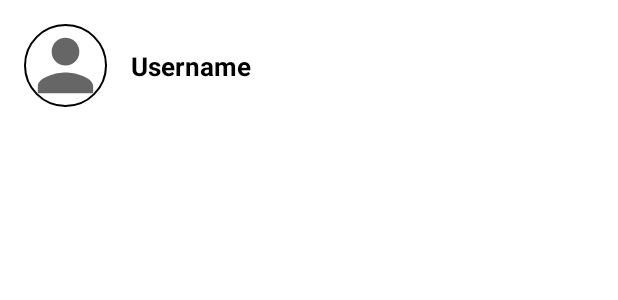
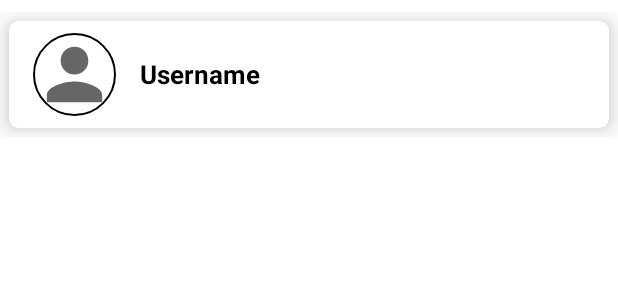
Before and after one commit to EmmanuelChangole/Nearby-Workers, an Android app: the layout user_row_new_message.xml on its own in the app's theme, with its tools: preview values and no code run, on a phone screen of 412 x 824 dp. Shown: the top 300 px of the screen. Run offline under Robolectric (Android 15) with nearby library versions, the light colour scheme and no system bars.

Commit message:
Update designs with cardView

```diff
--- a/app/src/main/res/layout/user_row_new_message.xml
+++ b/app/src/main/res/layout/user_row_new_message.xml
@@ -1,5 +1,5 @@
 <?xml version="1.0" encoding="utf-8"?>
-<androidx.constraintlayout.widget.ConstraintLayout
+<RelativeLayout
     xmlns:android="http://schemas.android.com/apk/res/android"
     xmlns:app="http://schemas.android.com/apk/res-auto"
     xmlns:tools="http://schemas.android.com/tools"
@@ -8,6 +8,17 @@
     android:background="?attr/selectableItemBackground"
     android:layout_marginTop="8dp">
 
+    <androidx.cardview.widget.CardView
+        android:layout_margin="6dp"
+        android:layout_width="match_parent"
+        android:layout_height="wrap_content"
+        app:cardCornerRadius="6dp"
+        app:cardElevation="10dp"
+        >
+
+        <RelativeLayout
+            android:layout_width="match_parent"
+            android:layout_height="wrap_content">
             <de.hdodenhof.circleimageview.CircleImageView
                 android:id="@+id/imageview_new_message"
                 android:layout_width="55dp"
@@ -17,14 +28,14 @@
                 android:layout_marginBottom="8dp"
                 app:civ_border_width="1dp"
                 android:src="@drawable/ic_user"
-        app:layout_constraintStart_toStartOf="parent"
-        app:layout_constraintTop_toTopOf="parent"
-        app:layout_constraintBottom_toBottomOf="parent"/>
+                />
 
             <TextView
+                android:layout_toRightOf="@id/imageview_new_message"
                 android:id="@+id/username_textview_new_message"
-        android:layout_width="0dp"
+                android:layout_width="wrap_content"
                 android:layout_height="wrap_content"
+                android:layout_centerInParent="true"
                 android:layout_marginBottom="8dp"
                 android:layout_marginEnd="8dp"
                 android:layout_marginStart="16dp"
@@ -33,14 +44,21 @@
                 android:textColor="@android:color/black"
                 android:textSize="17sp"
                 android:textStyle="bold"
-        app:layout_constraintBottom_toBottomOf="@+id/imageview_new_message"
-        app:layout_constraintEnd_toEndOf="parent"
-        app:layout_constraintStart_toEndOf="@+id/imageview_new_message"
-        app:layout_constraintTop_toTopOf="@+id/imageview_new_message"/>
+                />
 
 
 
-    <TextView android:id="@+id/user_id" android:visibility="gone" android:layout_width="wrap_content" android:layout_height="wrap_content"
+            <TextView android:id="@+id/user_id"
+                android:visibility="gone"
+                android:layout_width="wrap_content"
+                android:layout_height="wrap_content"
                 tools:ignore="MissingConstraints"/>
 
-</androidx.constraintlayout.widget.ConstraintLayout>
+
+        </RelativeLayout>
+
+    </androidx.cardview.widget.CardView>
+
+
+
+</RelativeLayout>
```
Also changed, not shown: app/src/main/res/layout/list_item.xml (+17 -0 lines). Lines whose indentation alone changed are shown as unchanged.
